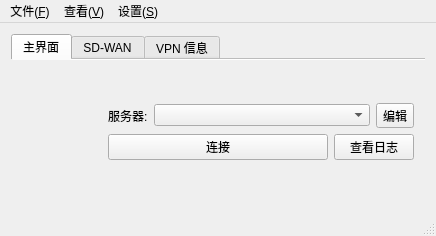
Before: the Qt Designer form src/dialog/mainwindow.ui in Cxiyuan/sslvpn, drawn with Qt 5.
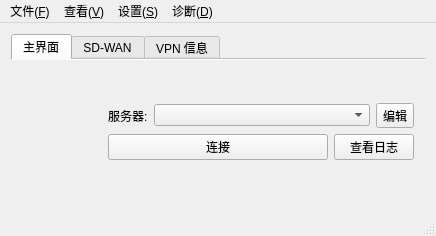
After: the same form once the commit is applied. Icons and pictures are not drawn.

Commit message:
添加SD-WAN诊断功能
1. 在菜单栏添加"诊断"菜单
2. 实现SD-WAN诊断功能，显示：
   - 节点信息（info）
   - 网络列表（listnetworks）
   - 对等节点（peers）
3. 诊断信息以详细文本框显示，用户可复制
4. 方便用户排查SD-WAN连接问题

🤖 Generated with [Qoder][https://qoder.com]

Patch:
```diff
--- a/src/dialog/mainwindow.ui
+++ b/src/dialog/mainwindow.ui
@@ -464,9 +464,16 @@
     <addaction name="separator"/>
     <addaction name="actionSingleInstanceMode"/>
    </widget>
+   <widget class="QMenu" name="menuDiagnostic">
+    <property name="title">
+     <string>诊断(&amp;D)</string>
+    </property>
+    <addaction name="actionSDWANDiagnostic"/>
+   </widget>
    <addaction name="menuFile"/>
    <addaction name="menuView"/>
    <addaction name="menuSettings"/>
+   <addaction name="menuDiagnostic"/>
   </widget>
   <action name="actionQuit">
    <property name="text">
```
Left out of the diff: 8 changed lines with no effect on the pictures. The commit also changes 2 other files.
